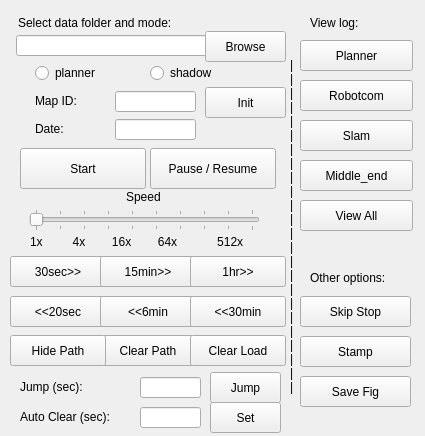
Stanley80-Peng/VirtualMonitor, file windowContents_for_linux.ui: the form before one commit.
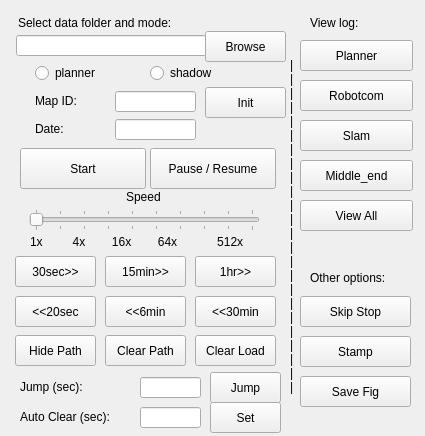
The form after the commit.

Commit message: again and again

What changed in the file:
```diff
--- a/windowContents_for_linux.ui
+++ b/windowContents_for_linux.ui
@@ -206,9 +206,9 @@
   <widget class="QPushButton" name="button_forw30">
    <property name="geometry">
     <rect>
-     <x>10</x>
+     <x>15</x>
      <y>256</y>
-     <width>96</width>
+     <width>81</width>
      <height>31</height>
     </rect>
    </property>
@@ -222,9 +222,9 @@
   <widget class="QPushButton" name="button_forw15">
    <property name="geometry">
     <rect>
-     <x>100</x>
+     <x>105</x>
      <y>256</y>
-     <width>96</width>
+     <width>81</width>
      <height>31</height>
     </rect>
    </property>
@@ -238,9 +238,9 @@
   <widget class="QPushButton" name="button_forw1h">
    <property name="geometry">
     <rect>
-     <x>190</x>
+     <x>195</x>
      <y>256</y>
-     <width>96</width>
+     <width>81</width>
      <height>31</height>
     </rect>
    </property>
@@ -254,9 +254,9 @@
   <widget class="QPushButton" name="button_back20">
    <property name="geometry">
     <rect>
-     <x>10</x>
+     <x>15</x>
      <y>296</y>
-     <width>96</width>
+     <width>81</width>
      <height>31</height>
     </rect>
    </property>
@@ -270,9 +270,9 @@
   <widget class="QPushButton" name="button_back6">
    <property name="geometry">
     <rect>
-     <x>100</x>
+     <x>105</x>
      <y>296</y>
-     <width>96</width>
+     <width>81</width>
      <height>31</height>
     </rect>
    </property>
@@ -286,9 +286,9 @@
   <widget class="QPushButton" name="button_back30">
    <property name="geometry">
     <rect>
-     <x>190</x>
+     <x>195</x>
      <y>296</y>
-     <width>96</width>
+     <width>81</width>
      <height>31</height>
     </rect>
    </property>
@@ -318,9 +318,9 @@
   <widget class="QPushButton" name="button_clear_path">
    <property name="geometry">
     <rect>
-     <x>100</x>
+     <x>105</x>
      <y>335</y>
-     <width>96</width>
+     <width>81</width>
      <height>31</height>
     </rect>
    </property>
@@ -415,9 +415,9 @@
   <widget class="QPushButton" name="button_clear_load">
    <property name="geometry">
     <rect>
-     <x>190</x>
+     <x>195</x>
      <y>335</y>
-     <width>96</width>
+     <width>81</width>
      <height>31</height>
     </rect>
    </property>
@@ -431,9 +431,9 @@
   <widget class="QPushButton" name="button_hide_path">
    <property name="geometry">
     <rect>
-     <x>10</x>
+     <x>15</x>
      <y>335</y>
-     <width>96</width>
+     <width>81</width>
      <height>31</height>
     </rect>
    </property>
```
The commit also changes 1 other file.
